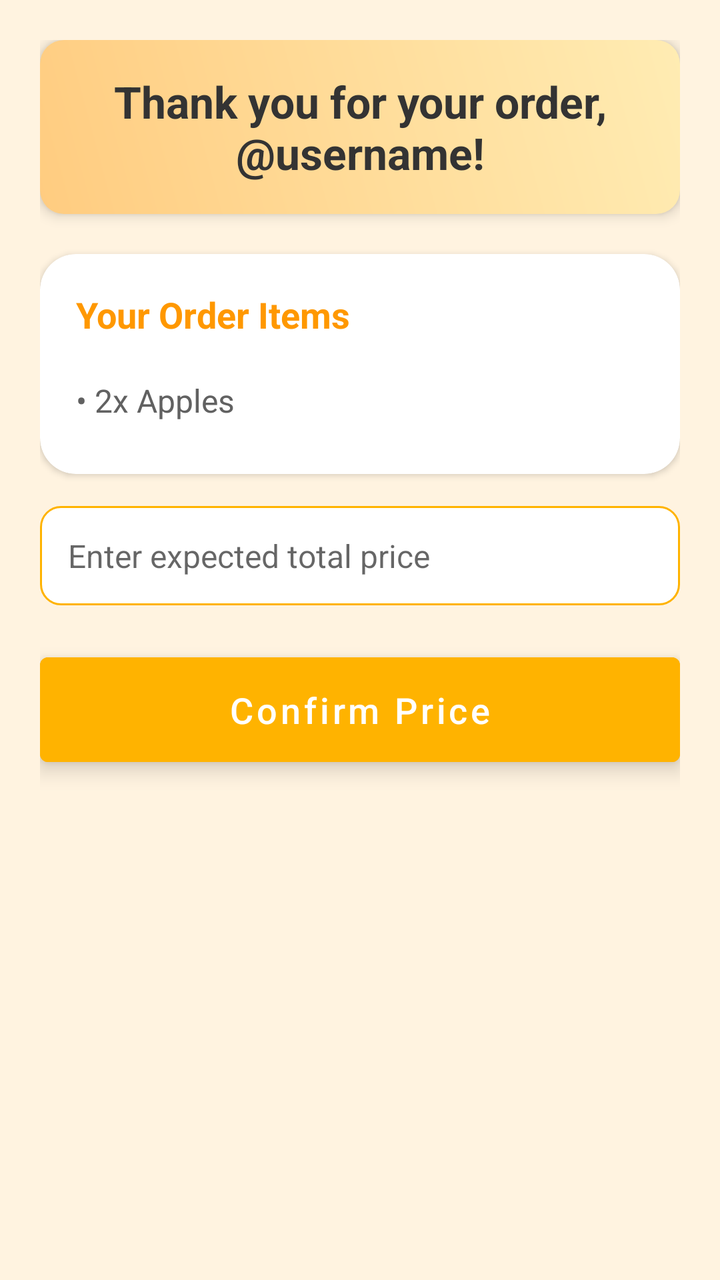
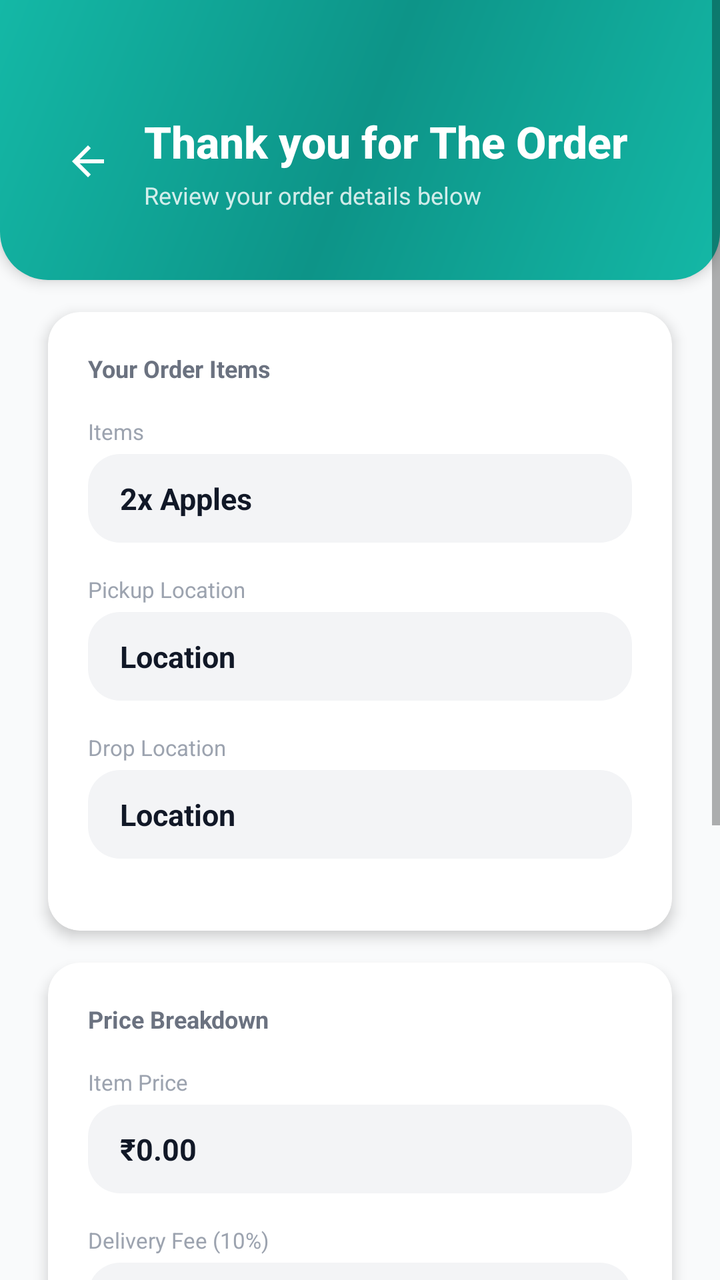

Compare the two renders of this Android layout. The source of the first and the diff that turns it into the second are given below.
<!-- AndroidManifest.xml: application theme Theme.SmallBasket -->
<!-- res/layout/activity_order_confirmation.xml -->
<?xml version="1.0" encoding="utf-8"?>
<ScrollView xmlns:android="http://schemas.android.com/apk/res/android"
    xmlns:app="http://schemas.android.com/apk/res-auto"
    xmlns:tools="http://schemas.android.com/tools"
    android:layout_width="match_parent"
    android:layout_height="match_parent"
    android:fillViewport="true"
    android:background="#FFF3E0" tools:context=".OrderConfirmationActivity">

    <LinearLayout
        android:layout_width="match_parent"
        android:layout_height="wrap_content"
        android:orientation="vertical"
        android:padding="20dp">

        <TextView
            android:id="@+id/tvThankYou"
            android:layout_width="match_parent"
            android:layout_height="wrap_content"
            android:text="Thank you for your order, @username!"
            android:textSize="22sp"
            android:textStyle="bold"
            android:textColor="#333333"
            android:gravity="center"
            android:padding="16dp"
            android:background="@drawable/bg_header_thanks"
            android:layout_marginBottom="20dp"
            android:elevation="4dp" />

        <androidx.cardview.widget.CardView
            android:id="@+id/cardOrderItems"
            android:layout_width="match_parent"
            android:layout_height="wrap_content"
            android:layout_marginBottom="16dp"
            android:elevation="8dp"
            app:cardCornerRadius="18dp"
            app:cardBackgroundColor="@android:color/white">

            <LinearLayout
                android:layout_width="match_parent"
                android:layout_height="wrap_content"
                android:orientation="vertical"
                android:padding="18dp">

                <TextView
                    android:id="@+id/tvOrderItemsTitle"
                    android:layout_width="wrap_content"
                    android:layout_height="wrap_content"
                    android:text="Your Order Items"
                    android:textSize="18sp"
                    android:textStyle="bold"
                    android:textColor="#FF9800" android:layout_marginBottom="12dp" />

                <LinearLayout
                    android:id="@+id/layoutOrderItems"
                    android:layout_width="match_parent"
                    android:layout_height="wrap_content"
                    android:orientation="vertical"
                    android:divider="@drawable/divider_orange_thin"
                    android:showDividers="middle">

                    <TextView
                        android:id="@+id/tvSampleItem"
                        android:layout_width="match_parent"
                        android:layout_height="wrap_content"
                        android:text="• 2x Apples"
                        android:textSize="16sp"
                        android:textColor="#616161"
                        android:paddingVertical="8dp" />
                </LinearLayout>
            </LinearLayout>
        </androidx.cardview.widget.CardView>

        <EditText
            android:id="@+id/etExpectedPrice"
            android:layout_width="match_parent"
            android:layout_height="wrap_content"
            android:hint="Enter expected total price"
            android:inputType="numberDecimal"
            android:padding="14dp"
            android:background="@drawable/et_background_modern"
            android:textColor="#333333"
            android:textSize="16sp"
            android:layout_marginBottom="20dp" />

        <Button
            android:id="@+id/btnSubmitPrice"
            android:layout_width="match_parent"
            android:layout_height="wrap_content"
            android:text="Confirm Price"
            android:textAllCaps="false"
            android:textSize="18sp"
            android:backgroundTint="#FFB300"
            android:textColor="@android:color/white"
            android:paddingVertical="14dp"
            android:layout_marginBottom="30dp"
            android:elevation="6dp"
            android:stateListAnimator="@null" />

        <TextView
            android:id="@+id/tvFinalPrice"
            android:layout_width="match_parent"
            android:layout_height="wrap_content"
            android:text="Final Price: $0.00"
            android:textColor="#E65100"
            android:textSize="20sp"
            android:textStyle="bold"
            android:gravity="center"
            android:visibility="gone"
            android:layout_marginTop="20dp" />

        <Button
            android:id="@+id/btnReturnHome"
            android:layout_width="match_parent"
            android:layout_height="wrap_content"
            android:text="Return to Home"
            android:textAllCaps="false"
            android:textSize="18sp"
            android:backgroundTint="#FF6F00" android:textColor="@android:color/white"
            android:elevation="5dp"
            android:visibility="gone"
            android:layout_marginTop="20dp"
            android:paddingVertical="14dp"
            android:stateListAnimator="@null" />

    </LinearLayout>
</ScrollView>
<!-- resources referenced by this layout -->
<resources>
  <!-- drawable bg_header_thanks (drawable) -->
  <?xml version="1.0" encoding="utf-8"?>
  <shape xmlns:android="http://schemas.android.com/apk/res/android">
      <gradient
          android:angle="45"
          android:startColor="#FFCC80"  android:endColor="#FFECB3"    android:type="linear" />
      <corners
          android:radius="12dp" />
  </shape>
  <!-- drawable divider_orange_thin (drawable) -->
  <?xml version="1.0" encoding="utf-8"?>
  <shape xmlns:android="http://schemas.android.com/apk/res/android"
      android:shape="line">
      <size android:height="1dp"/>
      <solid android:color="#FFE0B2"/> </shape>
  <!-- drawable et_background_modern (drawable) -->
  <?xml version="1.0" encoding="utf-8"?>
  <shape xmlns:android="http://schemas.android.com/apk/res/android">
      <solid android:color="@android:color/white"/>
      <corners android:radius="10dp"/>
      <stroke android:width="1dp" android:color="#FFB300"/> <padding android:left="10dp" android:right="10dp" android:top="10dp" android:bottom="10dp"/>
  </shape>
  <style name="Theme.SmallBasket" parent="Theme.MaterialComponents.DayNight.NoActionBar">
          
          <item name="colorPrimary">@color/teal_500</item>
          <item name="colorPrimaryVariant">@color/teal_600</item>
          <item name="colorOnPrimary">@color/white</item>
  
          
          <item name="colorSecondary">@color/amber_500</item>
          <item name="colorSecondaryVariant">@color/amber_600</item>
          <item name="colorOnSecondary">@color/white</item>
  
          
          <item name="android:colorBackground">@color/bg_light</item>
          <item name="colorSurface">@color/card_bg_light</item>
          <item name="colorOnBackground">@color/text_primary</item>
          <item name="colorOnSurface">@color/text_primary</item>
  
          
          <item name="android:statusBarColor">@color/white</item>
          <item name="android:windowLightStatusBar">true</item>
  
          
          <item name="android:navigationBarColor">@color/white</item>
          <item name="android:windowLightNavigationBar">true</item>
      </style>
  <color name="teal_500">#14B8A6</color>
  <color name="teal_600">#0D9488</color>
  <color name="white">#FFFFFFFF</color>
  <color name="amber_500">#F59E0B</color>
  <color name="amber_600">#D97706</color>
  <color name="bg_light">#F9FAFB</color>
  <color name="card_bg_light">#FFFFFF</color>
  <color name="text_primary">#111827</color>
</resources>

<!-- the commit's change to res/layout/activity_order_confirmation.xml (unified diff, before → after) -->
@@ -4,124 +4,411 @@
     xmlns:tools="http://schemas.android.com/tools"
     android:layout_width="match_parent"
     android:layout_height="match_parent"
+    android:background="#F9FAFB"
     android:fillViewport="true"
-    android:background="#FFF3E0" tools:context=".OrderConfirmationActivity">
-
-    <LinearLayout
+    tools:context=".OrderConfirmationActivity">
+
+    <androidx.constraintlayout.widget.ConstraintLayout
         android:layout_width="match_parent"
         android:layout_height="wrap_content"
-        android:orientation="vertical"
-        android:padding="20dp">
-
-        <TextView
-            android:id="@+id/tvThankYou"
+        android:paddingBottom="32dp">
+
+        
+        <LinearLayout
+            android:id="@+id/headerCard"
             android:layout_width="match_parent"
+            android:layout_height="140dp"
+            android:background="@drawable/bg_teal_gradient"
+            android:elevation="4dp"
+            android:orientation="vertical"
+            android:paddingStart="24dp"
+            android:paddingTop="48dp"
+            android:paddingEnd="24dp"
+            android:paddingBottom="24dp"
+            app:layout_constraintTop_toTopOf="parent">
+
+            
+            <LinearLayout
+                android:layout_width="match_parent"
+                android:layout_height="wrap_content"
+                android:layout_marginTop="8dp"
+                android:gravity="center_vertical"
+                android:orientation="horizontal">
+
+                <ImageView
+                    android:id="@+id/btnBack"
+                    android:layout_width="40dp"
+                    android:layout_height="40dp"
+                    android:background="?attr/selectableItemBackgroundBorderless"
+                    android:clickable="true"
+                    android:contentDescription="Back"
+                    android:focusable="true"
+                    android:padding="8dp"
+                    android:src="@drawable/ic_arrow_back"
+                    app:tint="#FFFFFF" />
+
+                <LinearLayout
+                    android:layout_width="0dp"
+                    android:layout_height="wrap_content"
+                    android:layout_marginStart="8dp"
+                    android:layout_weight="1"
+                    android:orientation="vertical">
+
+                    <TextView
+                        android:id="@+id/tvThankYou"
+                        android:layout_width="wrap_content"
+                        android:layout_height="wrap_content"
+                        android:layout_marginBottom="4dp"
+                        android:fontFamily="sans-serif-medium"
+                        android:text="Thank you for The Order"
+                        android:textColor="#FFFFFF"
+                        android:textSize="22sp"
+                        android:textStyle="bold" />
+
+                    <TextView
+                        android:layout_width="match_parent"
+                        android:layout_height="wrap_content"
+                        android:alpha="0.9"
+                        android:text="Review your order details below"
+                        android:textColor="#E6FFFFFF"
+                        android:textSize="12sp" />
+                </LinearLayout>
+            </LinearLayout>
+        </LinearLayout>
+
+        
+        <com.google.android.material.card.MaterialCardView
+            android:id="@+id/cardOrderItems"
+            android:layout_width="0dp"
             android:layout_height="wrap_content"
-            android:text="Thank you for your order, @username!"
-            android:textSize="22sp"
-            android:textStyle="bold"
-            android:textColor="#333333"
-            android:gravity="center"
-            android:padding="16dp"
-            android:background="@drawable/bg_header_thanks"
-            android:layout_marginBottom="20dp"
-            android:elevation="4dp" />
-
-        <androidx.cardview.widget.CardView
-            android:id="@+id/cardOrderItems"
-            android:layout_width="match_parent"
-            android:layout_height="wrap_content"
-            android:layout_marginBottom="16dp"
-            android:elevation="8dp"
-            app:cardCornerRadius="18dp"
-            app:cardBackgroundColor="@android:color/white">
+            android:layout_marginHorizontal="24dp"
+            android:layout_marginTop="16dp"
+            app:cardBackgroundColor="#FFFFFF"
+            app:cardCornerRadius="16dp"
+            app:cardElevation="4dp"
+            app:layout_constraintEnd_toEndOf="parent"
+            app:layout_constraintStart_toStartOf="parent"
+            app:layout_constraintTop_toBottomOf="@id/headerCard">
 
             <LinearLayout
                 android:layout_width="match_parent"
                 android:layout_height="wrap_content"
                 android:orientation="vertical"
-                android:padding="18dp">
-
-                <TextView
-                    android:id="@+id/tvOrderItemsTitle"
-                    android:layout_width="wrap_content"
-                    android:layout_height="wrap_content"
+                android:padding="20dp">
+
+                <TextView
+                    android:layout_width="wrap_content"
+                    android:layout_height="wrap_content"
+                    android:layout_marginBottom="16dp"
                     android:text="Your Order Items"
-                    android:textSize="18sp"
-                    android:textStyle="bold"
-                    android:textColor="#FF9800" android:layout_marginBottom="12dp" />
-
-                <LinearLayout
-                    android:id="@+id/layoutOrderItems"
-                    android:layout_width="match_parent"
-                    android:layout_height="wrap_content"
-                    android:orientation="vertical"
-                    android:divider="@drawable/divider_orange_thin"
-                    android:showDividers="middle">
+                    android:textColor="#6B7280"
+                    android:textSize="12sp"
+                    android:textStyle="bold" />
+
+                
+                <TextView
+                    android:layout_width="wrap_content"
+                    android:layout_height="wrap_content"
+                    android:text="Items"
+                    android:textColor="#9CA3AF"
+                    android:textSize="11sp"
+                    android:layout_marginBottom="4dp"/>
+
+                <LinearLayout
+                    android:layout_width="match_parent"
+                    android:layout_height="wrap_content"
+                    android:background="@drawable/info_field_bg"
+                    android:paddingHorizontal="16dp"
+                    android:paddingVertical="12dp"
+                    android:layout_marginBottom="16dp">
 
                     <TextView
                         android:id="@+id/tvSampleItem"
                         android:layout_width="match_parent"
                         android:layout_height="wrap_content"
-                        android:text="• 2x Apples"
-                        android:textSize="16sp"
-                        android:textColor="#616161"
-                        android:paddingVertical="8dp" />
+                        android:text="2x Apples"
+                        android:textColor="#111827"
+                        android:textSize="15sp"
+                        android:textStyle="bold"/>
+                </LinearLayout>
+
+                
+                <TextView
+                    android:layout_width="wrap_content"
+                    android:layout_height="wrap_content"
+                    android:text="Pickup Location"
+                    android:textColor="#9CA3AF"
+                    android:textSize="11sp"
+                    android:layout_marginBottom="4dp"/>
+
+                <LinearLayout
+                    android:layout_width="match_parent"
+                    android:layout_height="wrap_content"
+                    android:background="@drawable/info_field_bg"
+                    android:paddingHorizontal="16dp"
+                    android:paddingVertical="12dp"
+                    android:layout_marginBottom="16dp">
+
+                    <TextView
+                        android:id="@+id/tvOrderPickup"
+                        android:layout_width="match_parent"
+                        android:layout_height="wrap_content"
+                        android:text="Location"
+                        android:textColor="#111827"
+                        android:textSize="15sp"
+                        android:textStyle="bold"/>
+                </LinearLayout>
+
+                
+                <TextView
+                    android:layout_width="wrap_content"
+                    android:layout_height="wrap_content"
+                    android:text="Drop Location"
+                    android:textColor="#9CA3AF"
+                    android:textSize="11sp"
+                    android:layout_marginBottom="4dp"/>
+
+                <LinearLayout
+                    android:layout_width="match_parent"
+                    android:layout_height="wrap_content"
+                    android:background="@drawable/info_field_bg"
+                    android:paddingHorizontal="16dp"
+                    android:paddingVertical="12dp"
+                    android:layout_marginBottom="16dp">
+
+                    <TextView
+                        android:id="@+id/tvOrderDrop"
+                        android:layout_width="match_parent"
+                        android:layout_height="wrap_content"
+                        android:text="Location"
+                        android:textColor="#111827"
+                        android:textSize="15sp"
+                        android:textStyle="bold"/>
+                </LinearLayout>
+
+                
+                <TextView
+                    android:id="@+id/labelPriority"
+                    android:layout_width="wrap_content"
+                    android:layout_height="wrap_content"
+                    android:text="Priority"
+                    android:textColor="#9CA3AF"
+                    android:textSize="11sp"
+                    android:layout_marginBottom="4dp"
+                    android:visibility="gone"/>
+
+                <LinearLayout
+                    android:id="@+id/layoutPriority"
+                    android:layout_width="match_parent"
+                    android:layout_height="wrap_content"
+                    android:background="@drawable/dasa_field_bg"
+                    android:paddingHorizontal="16dp"
+                    android:paddingVertical="12dp"
+                    android:layout_marginBottom="16dp"
+                    android:visibility="gone">
+
+                    <TextView
+                        android:id="@+id/tvPriority"
+                        android:layout_width="match_parent"
+                        android:layout_height="wrap_content"
+                        android:text="⚡ High Priority"
+                        android:textColor="#EF4444"
+                        android:textSize="15sp"
+                        android:textStyle="bold"/>
+                </LinearLayout>
+
+                
+                <TextView
+                    android:id="@+id/labelNotes"
+                    android:layout_width="wrap_content"
+                    android:layout_height="wrap_content"
+                    android:text="Notes"
+                    android:textColor="#9CA3AF"
+                    android:textSize="11sp"
+                    android:layout_marginBottom="4dp"
+                    android:visibility="gone"/>
+
+                <LinearLayout
+                    android:id="@+id/layoutNotes"
+                    android:layout_width="match_parent"
+                    android:layout_height="wrap_content"
+                    android:background="@drawable/info_field_bg"
+                    android:paddingHorizontal="16dp"
+                    android:paddingVertical="12dp"
+                    android:visibility="gone">
+
+                    <TextView
+                        android:id="@+id/tvNotes"
+                        android:layout_width="match_parent"
+                        android:layout_height="wrap_content"
+                        android:text="Sample notes"
+                        android:textColor="#111827"
+                        android:textSize="15sp"
+                        android:textStyle="bold"/>
                 </LinearLayout>
             </LinearLayout>
-        </androidx.cardview.widget.CardView>
-
-        <EditText
-            android:id="@+id/etExpectedPrice"
-            android:layout_width="match_parent"
+        </com.google.android.material.card.MaterialCardView>
+
+        
+        <com.google.android.material.card.MaterialCardView
+            android:id="@+id/cardPriceBreakdown"
+            android:layout_width="0dp"
             android:layout_height="wrap_content"
-            android:hint="Enter expected total price"
-            android:inputType="numberDecimal"
-            android:padding="14dp"
-            android:background="@drawable/et_background_modern"
-            android:textColor="#333333"
-            android:textSize="16sp"
-            android:layout_marginBottom="20dp" />
-
-        <Button
-            android:id="@+id/btnSubmitPrice"
-            android:layout_width="match_parent"
+            android:layout_marginHorizontal="24dp"
+            android:layout_marginTop="16dp"
+            app:cardBackgroundColor="#FFFFFF"
+            app:cardCornerRadius="16dp"
+            app:cardElevation="4dp"
+            app:layout_constraintEnd_toEndOf="parent"
+            app:layout_constraintStart_toStartOf="parent"
+            app:layout_constraintTop_toBottomOf="@id/cardOrderItems">
+
+            <LinearLayout
+                android:layout_width="match_parent"
+                android:layout_height="wrap_content"
+                android:orientation="vertical"
+                android:padding="20dp">
+
+                <TextView
+                    android:layout_width="wrap_content"
+                    android:layout_height="wrap_content"
+                    android:layout_marginBottom="16dp"
+                    android:text="Price Breakdown"
+                    android:textColor="#6B7280"
+                    android:textSize="12sp"
+                    android:textStyle="bold" />
+
+                
+                <TextView
+                    android:layout_width="wrap_content"
+                    android:layout_height="wrap_content"
+                    android:text="Item Price"
+                    android:textColor="#9CA3AF"
+                    android:textSize="11sp"
+                    android:layout_marginBottom="4dp"/>
+
+                <LinearLayout
+                    android:layout_width="match_parent"
+                    android:layout_height="wrap_content"
+                    android:background="@drawable/info_field_bg"
+                    android:paddingHorizontal="16dp"
+                    android:paddingVertical="12dp"
+                    android:layout_marginBottom="16dp">
+
+                    <TextView
+                        android:id="@+id/tvItemPrice"
+                        android:layout_width="match_parent"
+                        android:layout_height="wrap_content"
+                        android:text="₹0.00"
+                        android:textColor="#111827"
+                        android:textSize="15sp"
+                        android:textStyle="bold"/>
+                </LinearLayout>
+
+                
+                <TextView
+                    android:layout_width="wrap_content"
+                    android:layout_height="wrap_content"
+                    android:text="Delivery Fee (10%)"
+                    android:textColor="#9CA3AF"
+                    android:textSize="11sp"
+                    android:layout_marginBottom="4dp"/>
+
+                <LinearLayout
+                    android:layout_width="match_parent"
+                    android:layout_height="wrap_content"
+                    android:background="@drawable/info_field_bg"
+                    android:paddingHorizontal="16dp"
+                    android:paddingVertical="12dp"
+                    android:layout_marginBottom="16dp">
+
+                    <TextView
+                        android:id="@+id/tvDeliveryFee"
+                        android:layout_width="match_parent"
+                        android:layout_height="wrap_content"
+                        android:text="₹0.00"
+                        android:textColor="#111827"
+                        android:textSize="15sp"
+                        android:textStyle="bold"/>
+                </LinearLayout>
+
+                
+                <View
+                    android:layout_width="match_parent"
+                    android:layout_height="1dp"
+                    android:background="#E5E7EB"
+                    android:layout_marginBottom="16dp" />
+
+                
+                <TextView
+                    android:layout_width="wrap_content"
+                    android:layout_height="wrap_content"
+                    android:text="Total Amount"
+                    android:textColor="#9CA3AF"
+                    android:textSize="11sp"
+                    android:layout_marginBottom="4dp"/>
+
+                <LinearLayout
+                    android:layout_width="match_parent"
+                    android:layout_height="wrap_content"
+                    android:background="@drawable/info_field_bg"
+                    android:paddingHorizontal="16dp"
+                    android:paddingVertical="12dp">
+
+                    <TextView
+                        android:id="@+id/tvTotalAmount"
+                        android:layout_width="match_parent"
+                        android:layout_height="wrap_content"
+                        android:text="₹0.00"
+                        android:textColor="#14B8A6"
+                        android:textSize="24sp"
+                        android:textStyle="bold"/>
+                </LinearLayout>
+            </LinearLayout>
+        </com.google.android.material.card.MaterialCardView>
+
+        
+        <com.google.android.material.button.MaterialButton
+            android:id="@+id/btnConfirmOrder"
+            android:layout_width="0dp"
             android:layout_height="wrap_content"
-            android:text="Confirm Price"
+            android:layout_marginHorizontal="24dp"
+            android:layout_marginTop="24dp"
+            android:backgroundTint="#14B8A6"
+            android:paddingVertical="14dp"
+            android:text="Confirm Order"
             android:textAllCaps="false"
-            android:textSize="18sp"
-            android:backgroundTint="#FFB300"
-            android:textColor="@android:color/white"
+            android:textColor="#FFFFFF"
+            android:textSize="15sp"
+            android:textStyle="bold"
+            app:cornerRadius="16dp"
+            app:layout_constraintEnd_toEndOf="parent"
+            app:layout_constraintStart_toStartOf="parent"
+            app:layout_constraintTop_toBottomOf="@id/cardPriceBreakdown" />
+
+        
+        <com.google.android.material.button.MaterialButton
+            android:id="@+id/btnBackToEdit"
+            android:layout_width="0dp"
+            android:layout_height="wrap_content"
+            android:layout_marginHorizontal="24dp"
+            android:layout_marginTop="12dp"
+            android:backgroundTint="#FFFFFF"
             android:paddingVertical="14dp"
-            android:layout_marginBottom="30dp"
-            android:elevation="6dp"
-            android:stateListAnimator="@null" />
-
-        <TextView
-            android:id="@+id/tvFinalPrice"
-            android:layout_width="match_parent"
-            android:layout_height="wrap_content"
-            android:text="Final Price: $0.00"
-            android:textColor="#E65100"
-            android:textSize="20sp"
+            android:text="Back to Edit"
+            android:textAllCaps="false"
+            android:textColor="#14B8A6"
+            android:textSize="15sp"
             android:textStyle="bold"
-            android:gravity="center"
-            android:visibility="gone"
-            android:layout_marginTop="20dp" />
-
-        <Button
-            android:id="@+id/btnReturnHome"
-            android:layout_width="match_parent"
-            android:layout_height="wrap_content"
-            android:text="Return to Home"
-            android:textAllCaps="false"
-            android:textSize="18sp"
-            android:backgroundTint="#FF6F00" android:textColor="@android:color/white"
-            android:elevation="5dp"
-            android:visibility="gone"
-            android:layout_marginTop="20dp"
-            android:paddingVertical="14dp"
-            android:stateListAnimator="@null" />
-
-    </LinearLayout>
+            app:cornerRadius="16dp"
+            app:strokeColor="#14B8A6"
+            app:strokeWidth="2dp"
+            app:layout_constraintEnd_toEndOf="parent"
+            app:layout_constraintStart_toStartOf="parent"
+            app:layout_constraintTop_toBottomOf="@id/btnConfirmOrder" />
+
+        
+
+
+    </androidx.constraintlayout.widget.ConstraintLayout>
 </ScrollView>
<!-- resource entries referenced after the edit -->
@@ -1,26 +1,37 @@
 <!-- resources referenced by this layout -->
 <resources>
-  <!-- drawable bg_header_thanks (drawable) -->
+  <!-- drawable bg_teal_gradient (drawable) -->
   <?xml version="1.0" encoding="utf-8"?>
   <shape xmlns:android="http://schemas.android.com/apk/res/android">
       <gradient
-          android:angle="45"
-          android:startColor="#FFCC80"  android:endColor="#FFECB3"    android:type="linear" />
+          android:angle="135"
+          android:startColor="#14B8A6"
+          android:centerColor="#0D9488"
+          android:endColor="#14B8A6"
+          android:type="linear" />
       <corners
-          android:radius="12dp" />
+          android:bottomLeftRadius="24dp"
+          android:bottomRightRadius="24dp" />
   </shape>
-  <!-- drawable divider_orange_thin (drawable) -->
-  <?xml version="1.0" encoding="utf-8"?>
-  <shape xmlns:android="http://schemas.android.com/apk/res/android"
-      android:shape="line">
-      <size android:height="1dp"/>
-      <solid android:color="#FFE0B2"/> </shape>
-  <!-- drawable et_background_modern (drawable) -->
-  <?xml version="1.0" encoding="utf-8"?>
+  <!-- drawable dasa_field_bg (drawable) -->
   <shape xmlns:android="http://schemas.android.com/apk/res/android">
-      <solid android:color="@android:color/white"/>
-      <corners android:radius="10dp"/>
-      <stroke android:width="1dp" android:color="#FFB300"/> <padding android:left="10dp" android:right="10dp" android:top="10dp" android:bottom="10dp"/>
+      <solid android:color="#FEE2E2"/>
+      <corners android:radius="16dp"/>
+  </shape>
+  <!-- drawable ic_arrow_back (drawable) -->
+  <vector xmlns:android="http://schemas.android.com/apk/res/android"
+      android:width="24dp"
+      android:height="24dp"
+      android:viewportWidth="24"
+      android:viewportHeight="24">
+      <path
+          android:fillColor="#FFFFFF"
+          android:pathData="M20,11H7.83l5.59,-5.59L12,4l-8,8 8,8 1.41,-1.41L7.83,13H20v-2z"/>
+  </vector>
+  <!-- drawable info_field_bg (drawable) -->
+  <shape xmlns:android="http://schemas.android.com/apk/res/android">
+      <solid android:color="#F3F4F6"/>
+      <corners android:radius="16dp"/>
   </shape>
   <style name="Theme.SmallBasket" parent="Theme.MaterialComponents.DayNight.NoActionBar">
           
